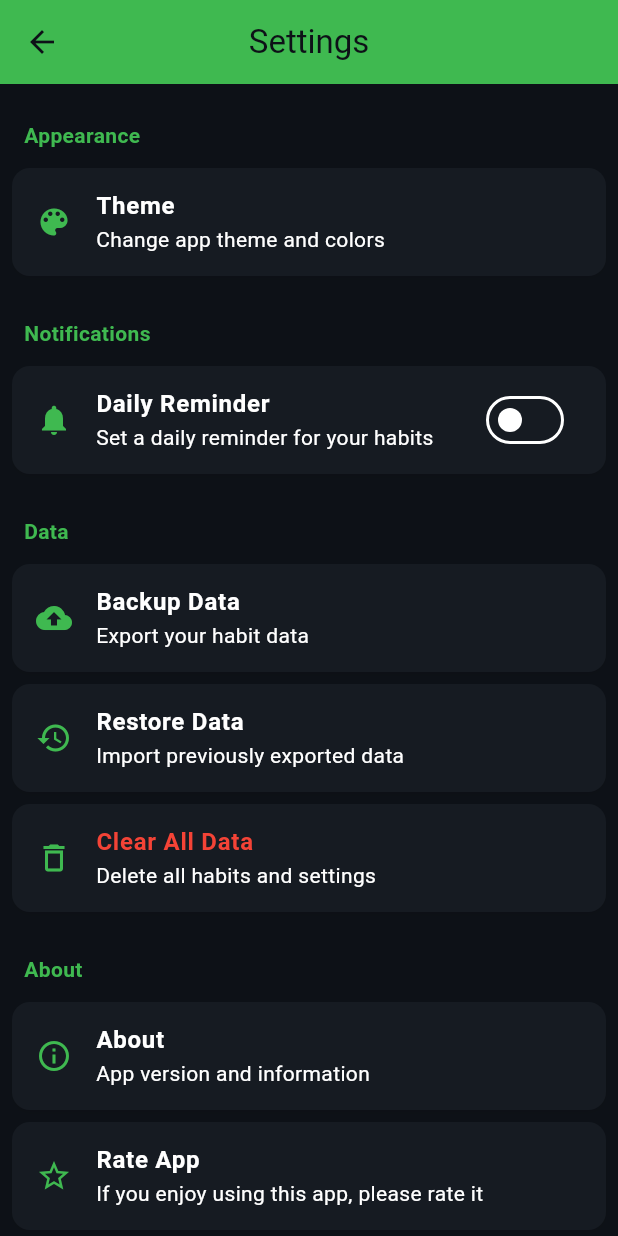
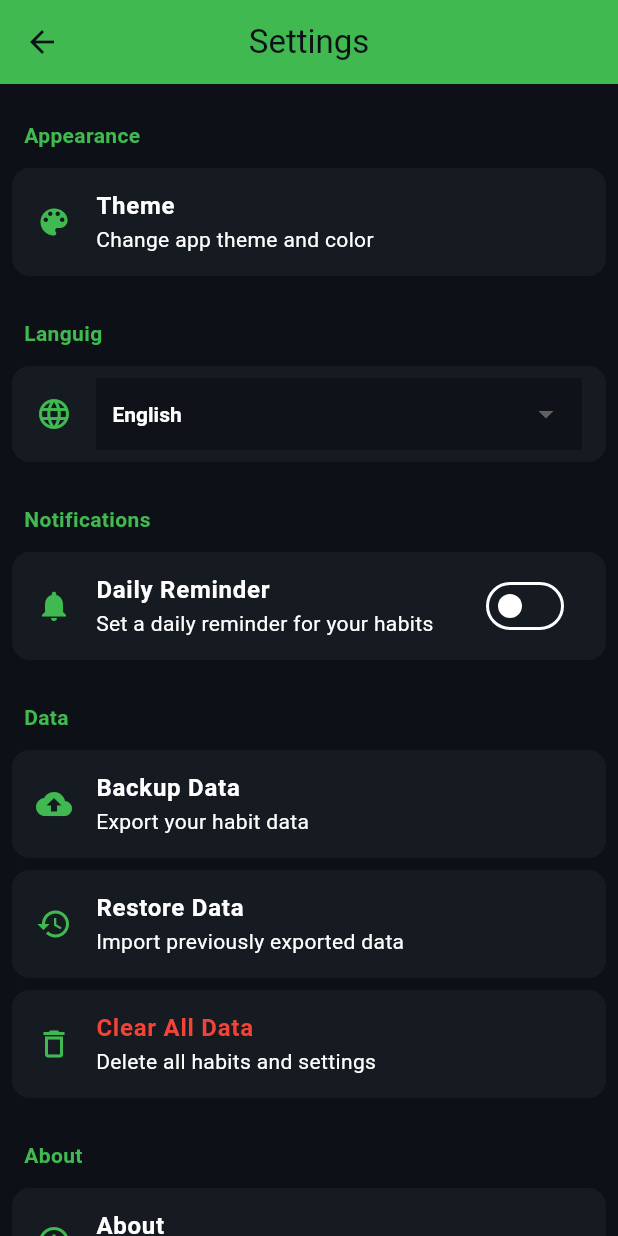
Before and after one commit to abod8639/flutter_habit_tracker, a Flutter app: the SettingsPage screen opened directly, on a phone screen of 412 x 824 dp. Run offline on Flutter 3.47's test engine with Material 3 defaults, Android fonts, the phone set to English and light mode, and no system bars; our stand-ins replace fl_chart, flutter_heatmap_calendar, flutter_slidable, get, hive, hive_flutter; accounts and stored records are empty.

Commit message:
add languge

```diff
--- a/lib/functions/initializeApp.dart
+++ b/lib/functions/initializeApp.dart
@@ -2,7 +2,9 @@ import 'package:flutter/material.dart';
 import 'package:get/get.dart';
 import 'package:habit_tracker/controller/HabitController.dart';
 import 'package:habit_tracker/controller/ThemeController.dart';
+import 'package:habit_tracker/controller/langController.dart';
 import 'package:habit_tracker/services/HabitStorage.dart';
+import 'package:habit_tracker/services/lang_storage.dart';
 import 'package:habit_tracker/services/theme_storage.dart';
 import 'package:hive_flutter/hive_flutter.dart';
 
@@ -13,11 +15,12 @@ Future<void> initializeApp() async {
     await Future.wait([
       Hive.openBox(HabitStorage.boxName),
       Hive.openBox(ThemeStorageService.themeBox),
+      Hive.openBox(LangStorage.boxName),
     ]);
 
     Get.put(HabitController());
-    Get.put(HabitController());
     Get.put(ThemeController());
+    Get.put(Langcontroller());
   } catch (e, stack) {
     debugPrint('Error during initialization: $e');
     debugPrint('Stack trace: $stack');
--- /dev/null
+++ b/lib/services/lang_storage.dart
@@ -0,0 +1,25 @@
+// Language storage constants and helpers
+import 'package:hive/hive.dart';
+
+class LangStorage {
+  static const String boxName = "Lang_db";
+  static const String languageKey = "CURRENT_LANGUAGE";
+  static const String defaultLanguage = "en";
+
+  final Box _box;
+
+  LangStorage(this._box);
+
+  static Future<LangStorage> init() async {
+    final box = await Hive.openBox(boxName);
+    return LangStorage(box);
+  }
+
+  String getCurrentLanguage() {
+    return _box.get(languageKey, defaultValue: defaultLanguage);
+  }
+
+  Future<void> saveLanguage(String languageCode) async {
+    await _box.put(languageKey, languageCode);
+  }
+}
--- a/lib/view/HabitStatsPage/HabitStatsPage.dart
+++ b/lib/view/HabitStatsPage/HabitStatsPage.dart
@@ -2,6 +2,7 @@ import 'package:flutter/material.dart';
 import 'package:flutter/services.dart';
 import 'package:get/get.dart';
 import 'package:habit_tracker/controller/HabitController.dart';
+import 'package:habit_tracker/generated/l10n.dart';
 import 'package:habit_tracker/view/HabitStatsPage/data/HabitStats_data.dart';
 import 'package:habit_tracker/view/HabitStatsPage/widget/FadeAnimateonSummaryCard.dart';
 import 'package:habit_tracker/view/HabitStatsPage/widget/FadeAnimationChartsSection.dart';
@@ -66,7 +67,7 @@ class _HabitStatsPageState extends State<HabitStatsPage>
               fontWeight: FontWeight.w500,
               color: Theme.of(context).colorScheme.onSurface,
             ),
-            'Habit Statistics',
+            S.of(context).ratepagetitle,
           ),
           centerTitle: true,
           elevation: 0,
--- a/lib/view/SettingsPage/SettingsPage.dart
+++ b/lib/view/SettingsPage/SettingsPage.dart
@@ -1,9 +1,12 @@
 import 'package:flutter/material.dart';
 import 'package:flutter/services.dart';
 import 'package:get/get.dart';
+import 'package:habit_tracker/controller/langController.dart';
 import 'package:habit_tracker/functions/clearAllHabitData.dart';
+import 'package:habit_tracker/generated/l10n.dart';
 import 'package:habit_tracker/utils/restart_widget.dart';
 import 'package:habit_tracker/view/SettingsPage/widget/buildAnimatedSectionHeader.dart';
+import 'package:habit_tracker/view/SettingsPage/widget/lang.dart';
 import 'package:habit_tracker/view/ThemePage/ThemePage.dart';
 
 import 'widget/buildAnimatedSettingTile.dart';
@@ -38,6 +41,7 @@ class _SettingsPageState extends State<SettingsPage>
   @override
   Widget build(BuildContext context) {
     // final ThemeController themeController = Get.find<ThemeController>();
+    final Langcontroller controllerlanguage = Get.put(Langcontroller());
 
     return KeyboardListener(
       autofocus: true,
@@ -56,7 +60,7 @@ class _SettingsPageState extends State<SettingsPage>
       child: Scaffold(
         appBar: AppBar(
           centerTitle: true,
-          title: const Text('Settings'),
+          title: Text(S.of(context).SettingPageTitle),
           elevation: 0,
         ),
         body: ListView(
@@ -64,7 +68,7 @@ class _SettingsPageState extends State<SettingsPage>
             buildAnimatedSectionHeader(
               _animationController,
               context,
-              'Appearance',
+              S.of(context).Appearance,
               0,
             ),
             buildAnimatedSettingTile(
@@ -73,7 +77,7 @@ class _SettingsPageState extends State<SettingsPage>
               index: 1,
               icon: Icons.color_lens,
               title: 'Theme',
-              subtitle: 'Change app theme and colors',
+              subtitle: S.of(context).Changeapptheme,
               onTap:
                   () => Get.to(
                     () => const ThemePage(),
@@ -85,7 +89,35 @@ class _SettingsPageState extends State<SettingsPage>
             buildAnimatedSectionHeader(
               _animationController,
               context,
-              'Notifications',
+              S.of(context).lan,
+              3,
+            ),
+
+            Obx(
+              () => buildAnimatedSettinglang(
+                context,
+                icon: Icons.language,
+                currentValue: controllerlanguage.language.value,
+                entries: const [
+                  DropdownMenuEntry(value: "ar", label: "  العربية "),
+                  DropdownMenuEntry(value: "en", label: "  English  "),
+                ],
+                onChanged: (value) async {
+                  if (value != null) {
+                    await controllerlanguage.changeLanguage(value);
+                    restart(); // Restart to apply language change
+                  }
+                },
+                textColor: Theme.of(context).colorScheme.onSecondary,
+                animationController: _animationController,
+                index: 2,
+              ),
+            ),
+
+            buildAnimatedSectionHeader(
+              _animationController,
+              context,
+              S.of(context).Notifications,
               3,
             ),
 
@@ -94,13 +126,13 @@ class _SettingsPageState extends State<SettingsPage>
               context,
               index: 4,
               icon: Icons.notifications,
-              title: 'Daily Reminder',
-              subtitle: 'Set a daily reminder for your habits',
+              title: S.of(context).DailyReminder,
+              subtitle: S.of(context).SetDailyReminder,
               trailing: Switch(
                 value: false, // Connect to actual notification settings
                 onChanged: (value) {
                   // Implement notification toggle
-                  showComingSoon();
+                  showComingSoon(context);
                 },
               ),
               onTap: () {},
@@ -117,10 +149,10 @@ class _SettingsPageState extends State<SettingsPage>
               context,
               index: 6,
               icon: Icons.backup,
-              title: 'Backup Data',
-              subtitle: 'Export your habit data',
+              title: S.of(context).BackupData,
+              subtitle: S.of(context).Exportyourhabitdata,
               onTap: () {
-                showComingSoon();
+                showComingSoon(context);
               },
             ),
             buildAnimatedSettingTile(
@@ -128,8 +160,8 @@ class _SettingsPageState extends State<SettingsPage>
               context,
               index: 7,
               icon: Icons.restore,
-              title: 'Restore Data',
-              subtitle: 'Import previously exported data',
+              title: S.of(context).RestoreData,
+              subtitle: S.of(context).Importpreviouslyexporteddata,
               onTap: () {},
             ),
             buildAnimatedSettingTile(
@@ -137,8 +169,8 @@ class _SettingsPageState extends State<SettingsPage>
               context,
               index: 8,
               icon: Icons.delete_outline,
-              title: 'Clear All Data',
-              subtitle: 'Delete all habits and settings',
+              title: S.of(context).ClearAllData,
+              subtitle: S.of(context).Deleteallhabitsandsettings,
               textColor: Colors.red,
               onTap: () async => await clearAppDataAndRestart(context),
               //  {
@@ -160,7 +192,7 @@ class _SettingsPageState extends State<SettingsPage>
             buildAnimatedSectionHeader(
               _animationController,
               context,
-              'About',
+              S.of(context).About,
               9,
             ),
             buildAnimatedSettingTile(
@@ -168,23 +200,23 @@ class _SettingsPageState extends State<SettingsPage>
               context,
               index: 10,
               icon: Icons.info_outline,
-              title: 'About',
-              subtitle: 'App version and information',
+              title: S.of(context).About,
+              subtitle: S.of(context).Appversionandinformation,
               onTap: () {
-                showComingSoon();
+                showComingSoon(context);
               },
             ),
-            buildAnimatedSettingTile(
-              animationController: _animationController,
-              context,
-              index: 11,
-              icon: Icons.star_outline,
-              title: 'Rate App',
-              subtitle: 'If you enjoy using this app, please rate it',
-              onTap: () {
-                showComingSoon();
-              },
-            ),
+            // buildAnimatedSettingTile(
+            //   animationController: _animationController,
+            //   context,
+            //   index: 11,
+            //   icon: Icons.star_outline,
+            //   title: 'Rate App',
+            //   subtitle: 'If you enjoy using this app, please rate it',
+            //   onTap: () {
+            //     showComingSoon(context);
+            //   },
+            // ),
             const SizedBox(height: 24), // Add space at the bottom
           ],
         ),
@@ -193,10 +225,10 @@ class _SettingsPageState extends State<SettingsPage>
   }
 }
 
-void showComingSoon() {
+void showComingSoon(context) {
   Get.snackbar(
-    'Coming Soon',
-    'Restore feature will be available in future updates',
+    S.of(context).ComingSoon,
+    S.of(context).Restorefeaturewillbeavailableinfutureupdates,
     snackPosition: SnackPosition.BOTTOM,
     duration: const Duration(seconds: 2),
     animationDuration: const Duration(milliseconds: 500),
--- /dev/null
+++ b/lib/view/SettingsPage/widget/lang.dart
@@ -0,0 +1,94 @@
+import 'dart:math' as math;
+
+import 'package:flutter/material.dart';
+import 'package:get/get.dart';
+
+Widget buildAnimatedSettinglang(
+  BuildContext context, {
+  required AnimationController animationController,
+  required int index,
+  required IconData icon,
+  required String currentValue,
+  required List<DropdownMenuEntry<String>> entries,
+  required Function(String?) onChanged,
+  Color? textColor,
+}) {
+  final Animation<double> animation = CurvedAnimation(
+    parent: animationController,
+    curve: Interval(
+      0.05 * (index % 10),
+      math.min(0.05 * (index % 10) + 0.5, 1.0),
+      curve: Curves.easeOut,
+    ),
+  );
+
+  return FadeTransition(
+    opacity: animation,
+    child: SlideTransition(
+      position: Tween<Offset>(
+        begin: const Offset(0.3, 0),
+        end: Offset.zero,
+      ).animate(animation),
+      child: AnimatedContainer(
+        duration: const Duration(milliseconds: 300),
+        margin: const EdgeInsets.symmetric(horizontal: 8, vertical: 4),
+        decoration: BoxDecoration(
+          color: Theme.of(context).cardColor,
+          borderRadius: BorderRadius.circular(12),
+          boxShadow: [
+            BoxShadow(
+              color: Theme.of(context).shadowColor.withOpacity(0.05),
+              blurRadius: 5,
+              offset: const Offset(0, 2),
+            ),
+          ],
+        ),
+        child: Padding(
+          padding: const EdgeInsets.symmetric(horizontal: 16, vertical: 8),
+          child: Row(
+            children: [
+              Icon(icon, color: Theme.of(context).primaryColor),
+              const SizedBox(width: 16),
+              Expanded(
+                child: DropdownButtonFormField<String>(
+                  value: currentValue,
+                  decoration: const InputDecoration(
+                    border: InputBorder.none,
+                    contentPadding: EdgeInsets.zero,
+                  ),
+                  style: TextStyle(
+                    fontWeight: FontWeight.w600,
+                    color:
+                        textColor ??
+                        Theme.of(context).textTheme.bodyLarge?.color,
+                  ),
+                  dropdownColor: Theme.of(context).cardColor,
+                  items:
+                      entries
+                          .map(
+                            (entry) => DropdownMenuItem<String>(
+                              value: entry.value,
+                              child: Text(entry.label),
+                            ),
+                          )
+                          .toList(),
+                  onChanged: (value) {
+                    Get.showOverlay(
+                      asyncFunction: () async {
+                        await Future.delayed(const Duration(milliseconds: 100));
+                        onChanged(value);
+                      },
+                      loadingWidget: const SizedBox(),
+                      opacityColor: Colors.transparent,
+                      opacity: 0,
+                    );
+                  },
+                ),
+              ),
+            ],
+          ),
+        ),
+      ),
+    ),
+  );
+}
--- a/lib/view/ThemePage/ThemePage.dart
+++ b/lib/view/ThemePage/ThemePage.dart
@@ -2,6 +2,7 @@ import 'package:flutter/material.dart';
 import 'package:flutter/services.dart';
 import 'package:get/get.dart';
 import 'package:habit_tracker/controller/ThemeController.dart';
+import 'package:habit_tracker/generated/l10n.dart';
 import 'package:habit_tracker/view/ThemePage/widget/buildCustomThemeSelector.dart';
 import 'package:habit_tracker/view/ThemePage/widget/buildSectionTitle.dart';
 
@@ -44,7 +45,7 @@ class ThemePage extends StatelessWidget {
               fontSize: 20,
               fontWeight: FontWeight.bold,
             ),
-            'Theme Settings',
+            S.of(context).themepagetitle,
           ),
           elevation: 1,
         ),
@@ -53,7 +54,7 @@ class ThemePage extends StatelessWidget {
           child: Column(
             crossAxisAlignment: CrossAxisAlignment.start,
             children: [
-              buildSectionTitle('Custom Theme'),
+              buildSectionTitle(S.of(context).themepage),
               const SizedBox(height: 8),
               buildCustomThemeSelector(themeController),
             ],
--- a/lib/view/homepage/Responsive/Phone.dart
+++ b/lib/view/homepage/Responsive/Phone.dart
@@ -16,7 +16,7 @@ class Phone extends StatefulWidget {
 }
 
 class _PhoneState extends State<Phone> with SingleTickerProviderStateMixin {
-  final HabitController controller = Get.find<HabitController>();
+  final HabitController controller = Get.put(HabitController());
   late final AnimationController _menuAnimationController;
   late final Animation<double> _menuRotationAnimation;
   final ScrollController _scrollController = ScrollController();
```
Also changed, not shown: lib/controller/HabitController.dart (+11 -10 lines), lib/controller/langController.dart (added, +49 -0 lines), lib/l10n/intl_ar.arb (added, +57 -0 lines), lib/l10n/intl_en.arb (added, +64 -0 lines), lib/main.dart (+14 -0 lines), lib/view/HabitStatsPage/widget/BuildBarChart.dart (+22 -7 lines), lib/view/HabitStatsPage/widget/BuildHabitListCard.dart (+11 -6 lines), lib/view/HabitStatsPage/widget/BuildPieChart.dart (+10 -5 lines), lib/view/HabitStatsPage/widget/BuildSummaryCard.dart (+15 -7 lines), lib/view/HabitStatsPage/widget/BuildTreandChart.dart (+21 -6 lines), lib/view/widget/myDrawer.dart (+4 -3 lines), lib/view/widget/myalartD.dart (+7 -6 lines), pubspec.yaml (+11 -3 lines), lib/generated/intl/messages_all.dart (added), 4 more files, 5 other files.
